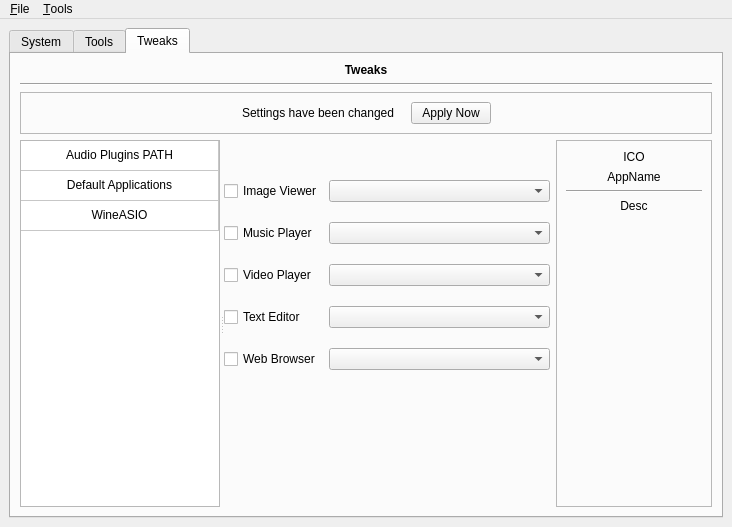
Above: src/ui/cadence.ui from falkTX/Cadence before the change. Below: the same form after it.
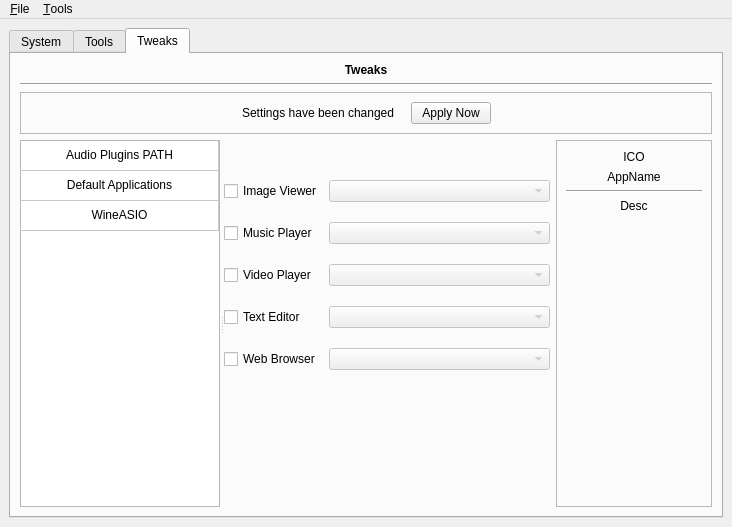
That is the form after the change. The open tabs and pages were chosen to show the change. Icons and pictures are not drawn. Custom widgets are drawn as their Qt base class.

```diff
--- a/src/ui/cadence.ui
+++ b/src/ui/cadence.ui
@@ -1160,7 +1160,10 @@
               </widget>
              </item>
              <item row="3" column="1">
-              <widget class="QComboBox" name="comboBox_3">
+              <widget class="QComboBox" name="cb_app_video">
+               <property name="enabled">
+                <bool>false</bool>
+               </property>
                <property name="sizePolicy">
                 <sizepolicy hsizetype="Expanding" vsizetype="Fixed">
                  <horstretch>0</horstretch>
@@ -1177,7 +1180,10 @@
               </widget>
              </item>
              <item row="4" column="1">
-              <widget class="QComboBox" name="comboBox_4">
+              <widget class="QComboBox" name="cb_app_text">
+               <property name="enabled">
+                <bool>false</bool>
+               </property>
                <property name="sizePolicy">
                 <sizepolicy hsizetype="Expanding" vsizetype="Fixed">
                  <horstretch>0</horstretch>
@@ -1194,7 +1200,10 @@
               </widget>
              </item>
              <item row="5" column="1">
-              <widget class="QComboBox" name="comboBox_5">
+              <widget class="QComboBox" name="cb_app_browser">
+               <property name="enabled">
+                <bool>false</bool>
+               </property>
                <property name="sizePolicy">
                 <sizepolicy hsizetype="Expanding" vsizetype="Fixed">
                  <horstretch>0</horstretch>
@@ -1211,7 +1220,10 @@
               </widget>
              </item>
              <item row="2" column="1">
-              <widget class="QComboBox" name="comboBox_2">
+              <widget class="QComboBox" name="cb_app_music">
+               <property name="enabled">
+                <bool>false</bool>
+               </property>
                <property name="sizePolicy">
                 <sizepolicy hsizetype="Expanding" vsizetype="Fixed">
                  <horstretch>0</horstretch>
@@ -1241,7 +1253,10 @@
               </spacer>
              </item>
              <item row="1" column="1">
-              <widget class="QComboBox" name="comboBox">
+              <widget class="QComboBox" name="cb_app_image">
+               <property name="enabled">
+                <bool>false</bool>
+               </property>
                <property name="sizePolicy">
                 <sizepolicy hsizetype="Expanding" vsizetype="Fixed">
                  <horstretch>0</horstretch>
```
Left out of the diff: 92 changed lines with no effect on the pictures.
